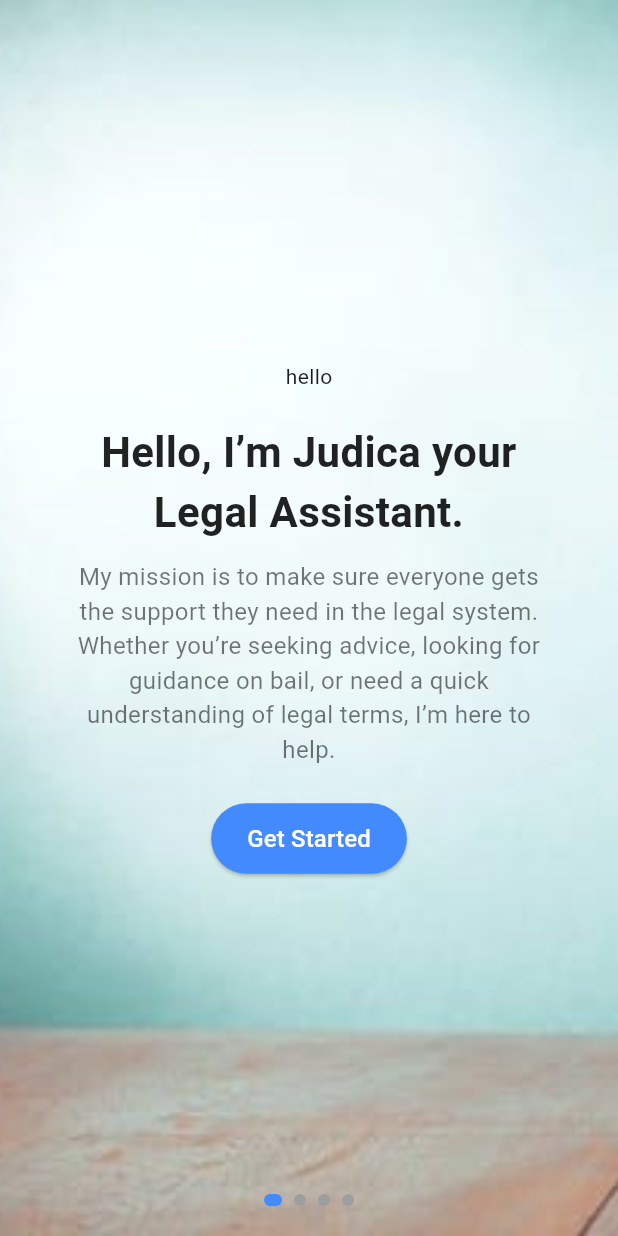
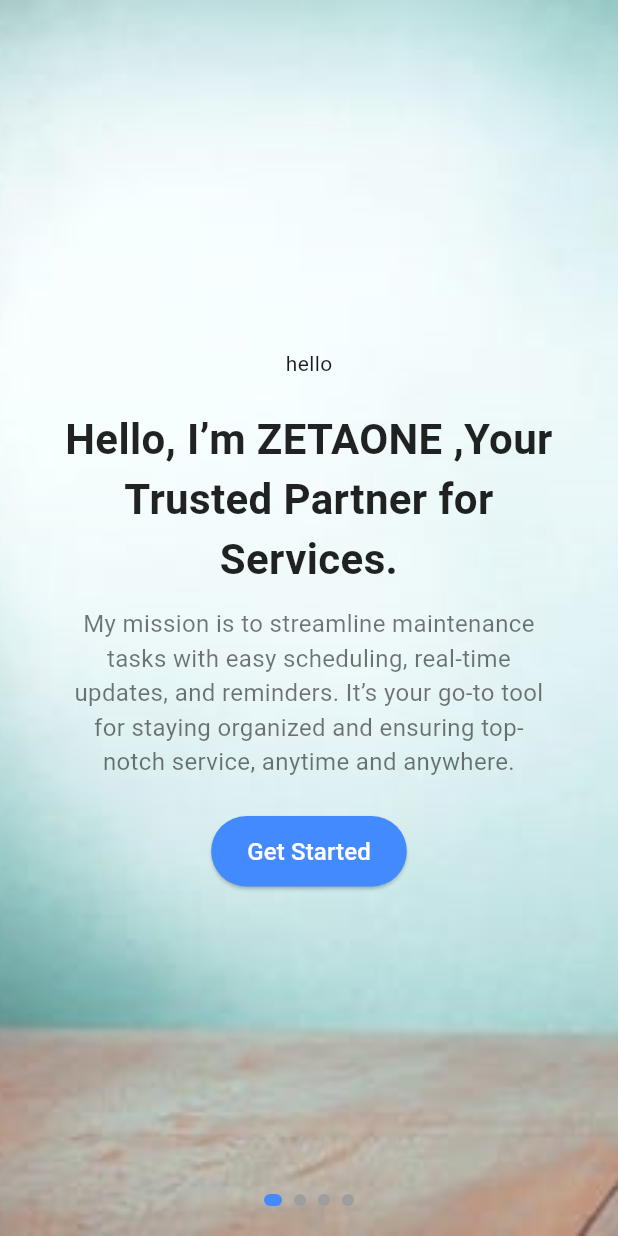
Before and after one commit to Likhitha494/hackathon, a Flutter app: the first screen one second after launch, on a phone screen of 412 x 824 dp. Run offline on Flutter 3.47's test engine with Material 3 defaults, Android fonts, the phone set to English and light mode, and no system bars; our stand-ins replace cloud_firestore, firebase_auth, firebase_core, flutter_spinkit, google_sign_in, image_picker and 1 more; accounts and stored records are empty.

Commit message:
text changes

```diff
--- a/lib/slpash_screen.dart
+++ b/lib/slpash_screen.dart
@@ -16,8 +16,8 @@ class _SplashScreenState extends State<SplashScreen> {
   final List<Map<String, String>> content = [
     {
       'animation': 'assets/1.json', // Replace with valid Lottie asset paths
-      'title': 'Hello, I’m Judica your Legal Assistant.',
-      'paragraph': 'My mission is to make sure everyone gets the support they need in the legal system. Whether you’re seeking advice, looking for guidance on bail, or need a quick understanding of legal terms, I’m here to help.'
+      'title': 'Hello, I’m ZETAONE ,Your Trusted Partner for Services.',
+      'paragraph': 'My mission is to streamline maintenance tasks with easy scheduling, real-time updates, and reminders. It’s your go-to tool for staying organized and ensuring top-notch service, anytime and anywhere.'
     },
     {
       'animation': 'assets/2.json',
```
